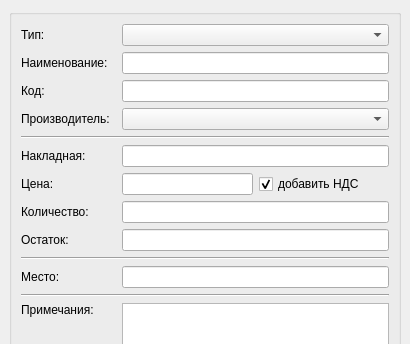
First picture: the form in src/ui/prihodadd.ui, repository alex-krutikov/sklad, before the edit; both pictures show x 0 to 410 and y 0 to 344 of the 410 by 493 pixel window.
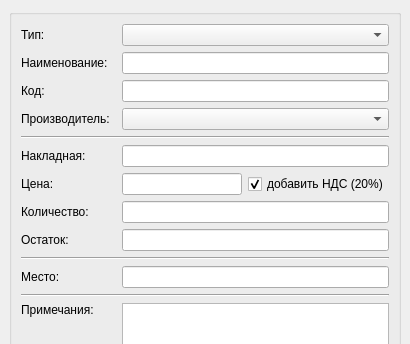
Second picture: the form after the edit.

Commit message: Карточка прихода: "добавить НДС" было 18% стало 20%.

```diff
--- a/src/ui/prihodadd.ui
+++ b/src/ui/prihodadd.ui
@@ -113,10 +113,10 @@
       <item row="6" column="1" colspan="2" >
        <widget class="QLineEdit" name="le3" />
       </item>
-      <item row="6" column="3" colspan="2" >
-       <widget class="QCheckBox" name="bcb1" >
-        <property name="text" >
-         <string>добавить НДС</string>
+      <item row="6" column="3" colspan="2">
+       <widget class="QCheckBox" name="bcb1">
+        <property name="text">
+         <string>добавить НДС (20%)</string>
         </property>
         <property name="checked" >
          <bool>true</bool>
```
Left out of the diff: 230 changed lines with no effect on the pictures. The commit also changes 1 other file.
